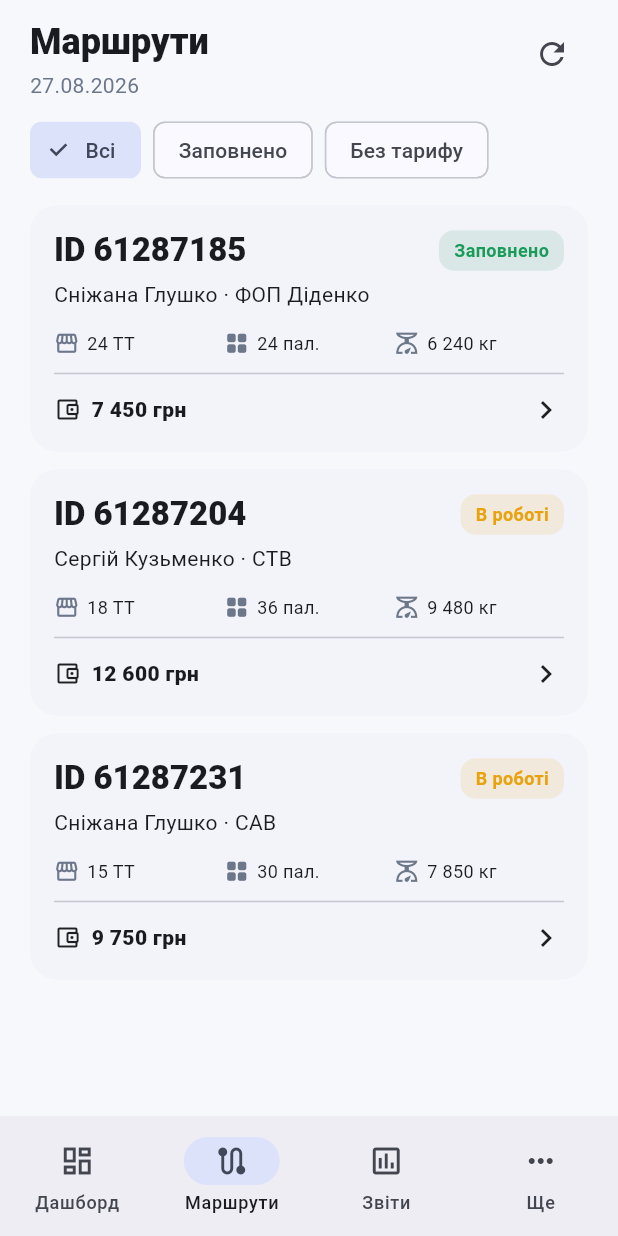
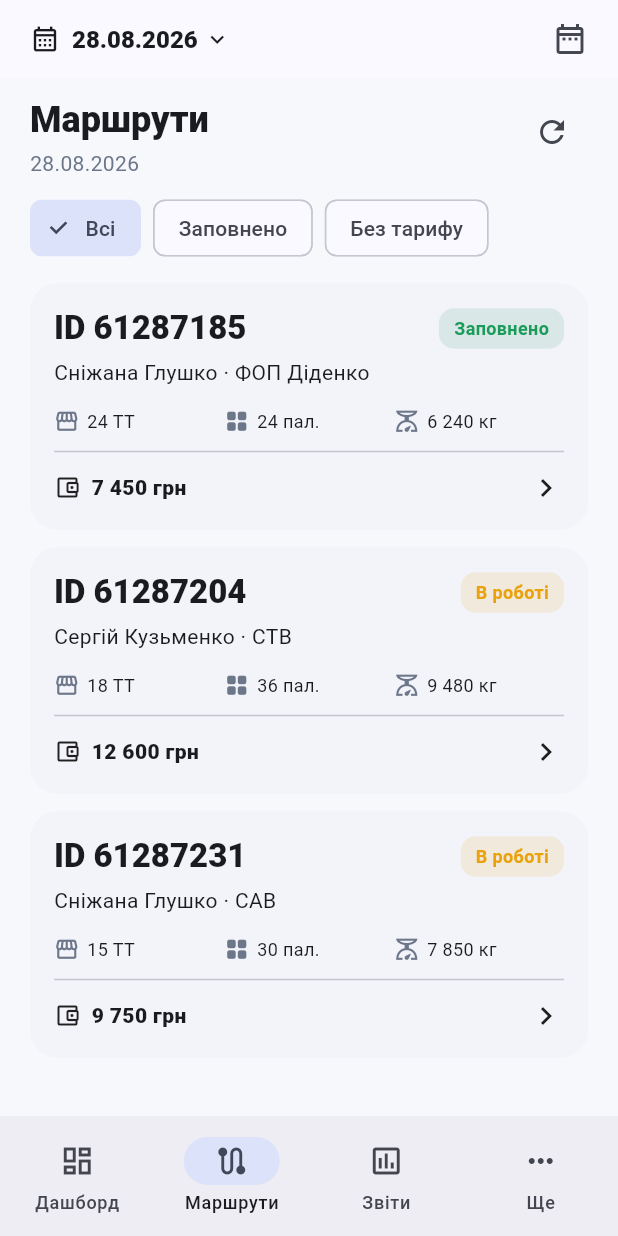
Before and after one commit to boyancik-art/transport-report-app, a Flutter app: the screen it shows after launch, item 2 of the bottom bar chosen, on a phone screen of 412 x 824 dp. Run offline on Flutter 3.47's test engine with Material 3 defaults, Android fonts, the phone set to English and light mode, and no system bars; our stand-ins replace supabase_flutter; accounts and stored records are empty.

Commit message:
Add selectable route date

```diff
--- a/lib/main.dart
+++ b/lib/main.dart
@@ -400,7 +400,22 @@ class AppShell extends StatefulWidget {
 class _AppShellState extends State<AppShell> {
   int index = 0;
   late final repo = RouteRepository(widget.demo);
-  DateTime date = DateTime(2026, 8, 27);
+  DateTime date = DateTime.now();
+
+  Future<void> _pickDate() async {
+    final picked = await showDatePicker(
+      context: context,
+      initialDate: date,
+      firstDate: DateTime(2024, 1, 1),
+      lastDate: DateTime(2035, 12, 31),
+      helpText: 'Оберіть дату маршрутів',
+      cancelText: 'Скасувати',
+      confirmText: 'Обрати',
+    );
+    if (picked != null && mounted) {
+      setState(() => date = picked);
+    }
+  }
 
   @override
   Widget build(BuildContext context) {
@@ -411,6 +426,38 @@ class _AppShellState extends State<AppShell> {
       MorePage(demo: widget.demo),
     ];
     return Scaffold(
+      appBar: AppBar(
+        automaticallyImplyLeading: false,
+        toolbarHeight: 52,
+        title: InkWell(
+          borderRadius: BorderRadius.circular(12),
+          onTap: _pickDate,
+          child: Padding(
+            padding: const EdgeInsets.symmetric(horizontal: 4, vertical: 8),
+            child: Row(
+              mainAxisSize: MainAxisSize.min,
+              children: [
+                const Icon(Icons.calendar_month_outlined, size: 20),
+                const SizedBox(width: 8),
+                Text(
+                  DateFormat('dd.MM.yyyy').format(date),
+                  style: const TextStyle(fontWeight: FontWeight.w800, fontSize: 16),
+                ),
+                const SizedBox(width: 4),
+                const Icon(Icons.keyboard_arrow_down, size: 18),
+              ],
+            ),
+          ),
+        ),
+        actions: [
+          IconButton(
+            tooltip: 'Змінити дату',
+            onPressed: _pickDate,
+            icon: const Icon(Icons.date_range_outlined),
+          ),
+          const SizedBox(width: 8),
+        ],
+      ),
       body: pages[index],
       bottomNavigationBar: NavigationBar(
         selectedIndex: index,
@@ -582,6 +629,14 @@ class _RoutesPageState extends State<RoutesPage> {
   void initState() {
     super.initState();
     future = widget.repo.loadRoutes(widget.date);
+  }
+
+  @override
+  void didUpdateWidget(covariant RoutesPage oldWidget) {
+    super.didUpdateWidget(oldWidget);
+    if (!DateUtils.isSameDay(oldWidget.date, widget.date)) {
+      future = widget.repo.loadRoutes(widget.date);
+    }
   }
 
   void reload() => setState(() => future = widget.repo.loadRoutes(widget.date));
```
